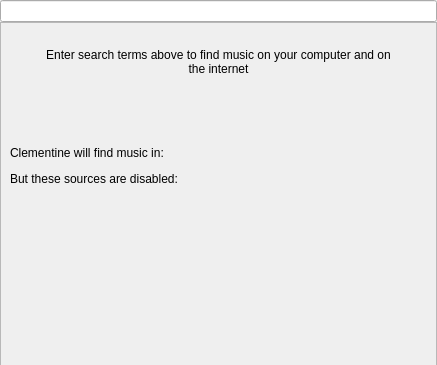
The window that src/globalsearch/globalsearchview.ui (clementine-player/Clementine) describes before a commit, drawn with Qt 5; both pictures show x 0 to 437 and y 0 to 365 of the 437 by 633 pixel window.
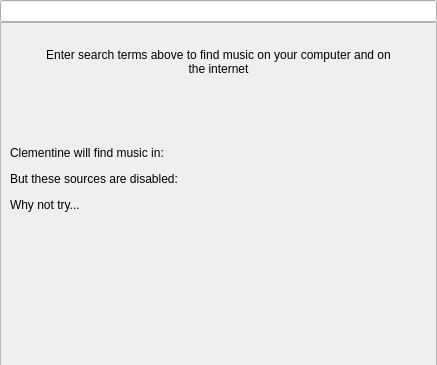
The same window after the commit. Custom widgets are drawn as their Qt base class.

Patch:
```diff
--- a/src/globalsearch/globalsearchview.ui
+++ b/src/globalsearch/globalsearchview.ui
@@ -67,15 +67,21 @@
         <number>0</number>
        </property>
        <item>
-        <widget class="QFrame" name="help_frame">
-         <property name="autoFillBackground">
+        <widget class="QScrollArea" name="help_frame">
+         <property name="horizontalScrollBarPolicy">
+          <enum>Qt::ScrollBarAlwaysOff</enum>
+         </property>
+         <property name="widgetResizable">
           <bool>true</bool>
          </property>
-         <property name="frameShape">
-          <enum>QFrame::StyledPanel</enum>
-         </property>
-         <property name="frameShadow">
-          <enum>QFrame::Sunken</enum>
+         <widget class="QWidget" name="help_frame_contents">
+          <property name="geometry">
+           <rect>
+            <x>0</x>
+            <y>0</y>
+            <width>435</width>
+            <height>605</height>
+           </rect>
          </property>
          <layout class="QVBoxLayout" name="verticalLayout_2">
           <item>
@@ -132,6 +138,16 @@
           <item>
            <widget class="QWidget" name="disabled_list" native="true"/>
           </item>
+           <item>
+            <widget class="QLabel" name="label">
+             <property name="text">
+              <string>Why not try...</string>
+             </property>
+            </widget>
+           </item>
+           <item>
+            <widget class="QWidget" name="suggestions_list" native="true"/>
+           </item>
           <item>
            <spacer name="verticalSpacer">
             <property name="orientation">
@@ -146,6 +162,7 @@
            </spacer>
           </item>
          </layout>
+         </widget>
         </widget>
        </item>
       </layout>
```
Lines whose indentation alone changed are shown as unchanged.
